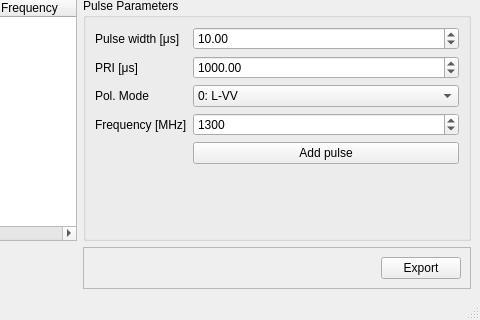
The window that res/tcu_params_gui.ui (bradkahn/tcu_v2) describes before a commit, drawn with Qt 5; both pictures show x 320 to 800 and y 280 to 600 of the 800 by 600 pixel window.
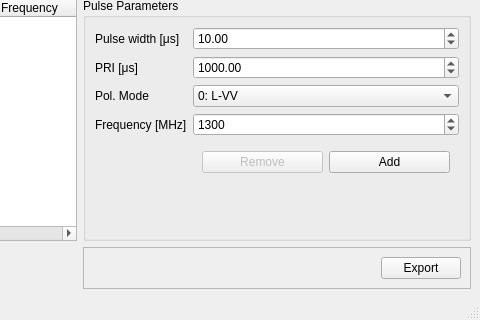
The same window after the commit.

Diff of the .ui file:
```diff
--- a/res/tcu_params_gui.ui
+++ b/res/tcu_params_gui.ui
@@ -151,6 +151,9 @@
       <property name="autoScroll">
        <bool>true</bool>
       </property>
+      <property name="selectionBehavior">
+       <enum>QAbstractItemView::SelectItems</enum>
+      </property>
       <attribute name="horizontalHeaderDefaultSectionSize">
        <number>97</number>
       </attribute>
@@ -214,14 +217,14 @@
        <string>Pulse Parameters</string>
       </property>
       <layout class="QFormLayout" name="formLayout">
-       <item row="1" column="0">
+       <item row="0" column="0">
         <widget class="QLabel" name="label_2">
          <property name="text">
           <string>Pulse width [μs]</string>
          </property>
         </widget>
        </item>
-       <item row="1" column="1">
+       <item row="0" column="1">
         <widget class="QDoubleSpinBox" name="spin_pulse_width">
          <property name="singleStep">
           <double>0.100000000000000</double>
@@ -231,14 +234,14 @@
          </property>
         </widget>
        </item>
-       <item row="2" column="0">
+       <item row="1" column="0">
         <widget class="QLabel" name="label_3">
          <property name="text">
           <string>PRI [μs]</string>
          </property>
         </widget>
        </item>
-       <item row="2" column="1">
+       <item row="1" column="1">
         <widget class="QDoubleSpinBox" name="spin_pri">
          <property name="maximum">
           <double>99999.990000000005239</double>
@@ -251,14 +254,14 @@
          </property>
         </widget>
        </item>
-       <item row="3" column="0">
+       <item row="2" column="0">
         <widget class="QLabel" name="label_5">
          <property name="text">
           <string>Pol. Mode</string>
          </property>
         </widget>
        </item>
-       <item row="3" column="1">
+       <item row="2" column="1">
         <widget class="QComboBox" name="combo_mode">
          <item>
           <property name="text">
@@ -292,14 +295,14 @@
          </item>
         </widget>
        </item>
-       <item row="4" column="0">
+       <item row="3" column="0">
         <widget class="QLabel" name="label_4">
          <property name="text">
           <string>Frequency [MHz]</string>
          </property>
         </widget>
        </item>
-       <item row="4" column="1">
+       <item row="3" column="1">
         <widget class="QDoubleSpinBox" name="spin_frequency">
          <property name="decimals">
           <number>0</number>
@@ -315,11 +318,27 @@
          </property>
         </widget>
        </item>
-       <item row="5" column="1">
-        <widget class="QPushButton" name="button_add_pulse">
-         <property name="text">
-          <string>Add pulse</string>
-         </property>
+       <item row="4" column="1">
+        <widget class="QWidget" name="widget" native="true">
+         <layout class="QHBoxLayout" name="horizontalLayout_2">
+          <item>
+           <widget class="QPushButton" name="button_remove_pulse">
+            <property name="enabled">
+             <bool>false</bool>
+            </property>
+            <property name="text">
+             <string>Remove</string>
+            </property>
+           </widget>
+          </item>
+          <item>
+           <widget class="QPushButton" name="button_add_pulse">
+            <property name="text">
+             <string>Add</string>
+            </property>
+           </widget>
+          </item>
+         </layout>
         </widget>
        </item>
       </layout>
```
